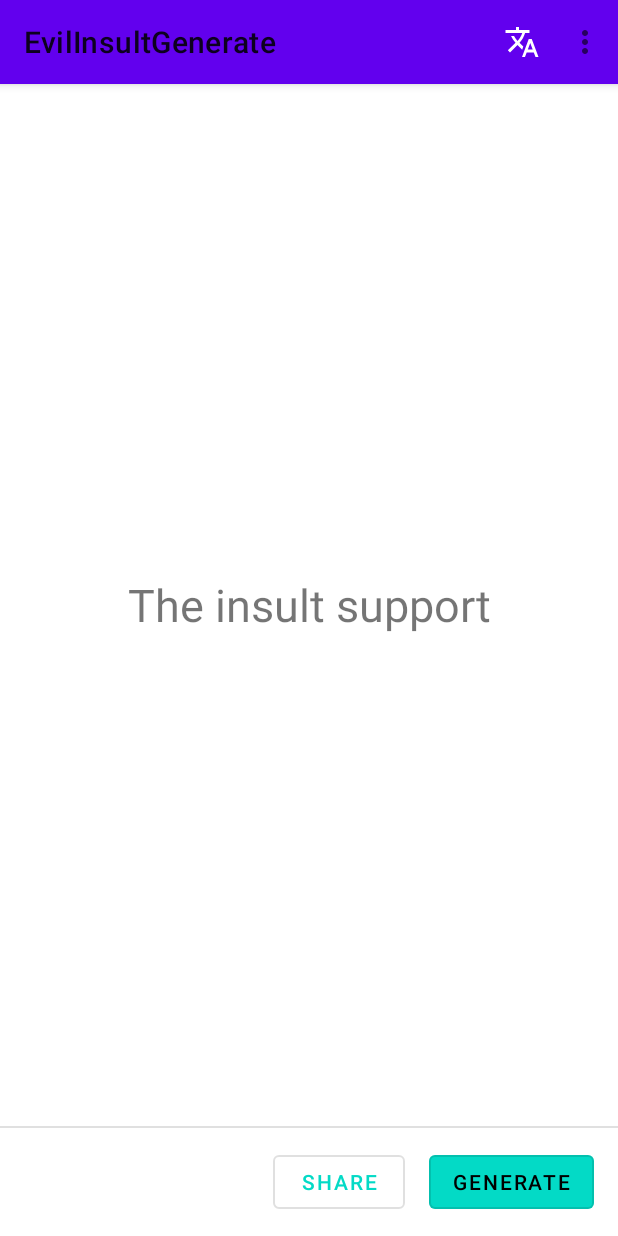
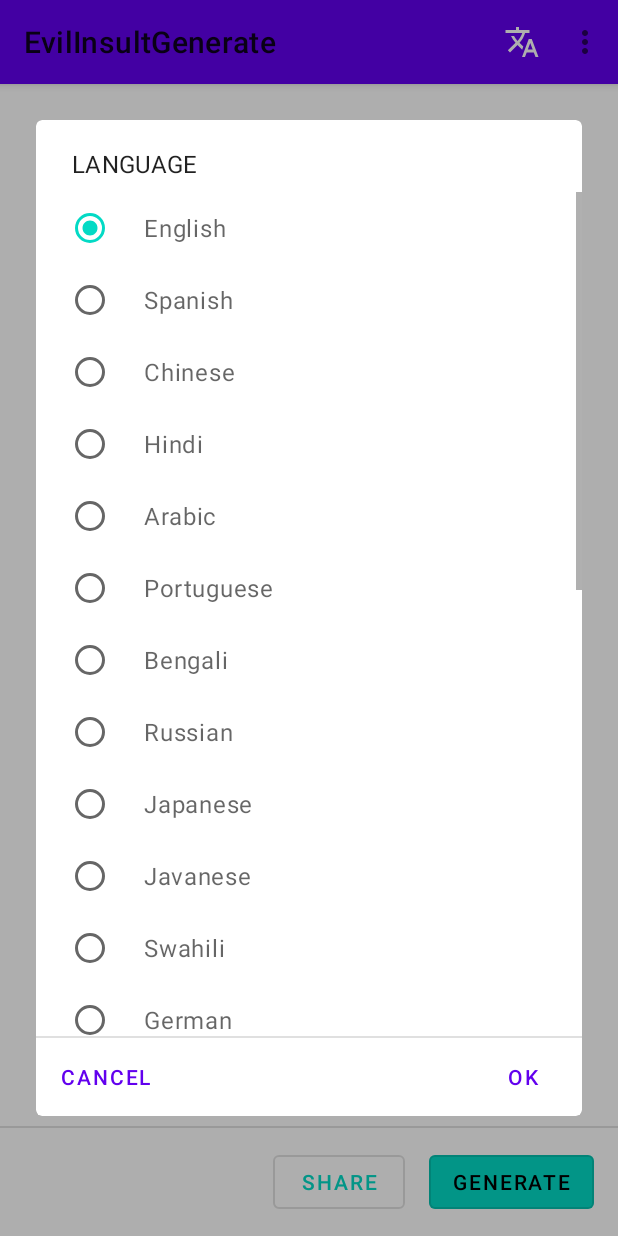
Before and after one commit to EvilInsultGenerator/android-app, an Android app: the screen it shows after launch (MainActivity), after a tap on "Language", on a phone screen of 412 x 824 dp. Run offline under Robolectric (Android 15) with nearby library versions, the phone set to English and light mode, and no system bars.

Commit message:
Create language items

```diff
--- a/app/src/main/java/com/example/android/MainActivity.kt
+++ b/app/src/main/java/com/example/android/MainActivity.kt
@@ -22,6 +22,8 @@ class MainActivity : AppCompatActivity() {
     private val insultViewModel: InsultViewModel by viewModels()
 
     private var alertDialog: AlertDialog? = null
+
+    private var itemSelected: Int = 0
 
     override fun onCreate(savedInstanceState: Bundle?) {
         super.onCreate(savedInstanceState)
@@ -48,15 +50,28 @@ class MainActivity : AppCompatActivity() {
     override fun onOptionsItemSelected(item: MenuItem): Boolean {
         return when (item.itemId) {
             R.id.btn_translate -> {
-                /*   for (userEnum in Language.values()) {
-                    Log.d("daniel", userEnum.name)
-                }*/
+                var aux: Int = 0
                 alertDialog = MaterialAlertDialogBuilder(this).setTitle("LANGUAGE")
-                    .setItems(
-                        //arrayOf(Language.values()).map { it[] }.toTypedArray(),
+                    .setSingleChoiceItems(
+                        Language.values().map { getString(it.languageId) }.toTypedArray(),
+                        itemSelected,
                         DialogInterface.OnClickListener { dialog, which ->
+                            with(insultViewModel.prefs.edit()) {
+                                putString(
+                                    InsultViewModel.LANGUAGE_KEY,
+                                    Language.values()[which].languageCode
+                                )
+                                apply()
+                            }
+                            aux = which
+                        })
+                    .setPositiveButton(R.string.ok) { dialog, which ->
+                        itemSelected = aux
+                        insultViewModel.generateInsult()
+                    }
+                    .setNeutralButton(R.string.cancel) { dialog, which ->
 
-                        })
+                    }
                     .show()
                 true
             }
--- a/app/src/main/java/com/example/android/viewmodels/InsultViewModel.kt
+++ b/app/src/main/java/com/example/android/viewmodels/InsultViewModel.kt
@@ -20,18 +20,21 @@ class InsultViewModel(application: Application) : AndroidViewModel(application)
     val insult: String?
         get() = insultData.value
 
-    private val prefs: SharedPreferences by lazy {
+    val prefs: SharedPreferences by lazy {
         application.getSharedPreferences(
-            LANGUAGES,
+            LANGUAGE_KEY,
             Context.MODE_PRIVATE
         )
     }
 
+    private val currentLanguageCode: String
+        get() = prefs.getString(LANGUAGE_KEY, "en") ?: "en"
+
     private val insultUrl: String
-        get() = "https://evilinsult.com/generate_insult.php?lang=es"
+        get() = "https://evilinsult.com/generate_insult.php?lang=$currentLanguageCode"
 
     private val insultBackupUrl: String
-        get() = "https://slave.evilinsult.com/generate_insult.php"
+        get() = "https://slave.evilinsult.com/generate_insult.php?lang=$currentLanguageCode"
 
     fun generateInsult() {
         viewModelScope.launch {
@@ -75,7 +78,7 @@ class InsultViewModel(application: Application) : AndroidViewModel(application)
     }
 
     companion object {
-        private const val LANGUAGES = "LANGUAGES"
+        const val LANGUAGE_KEY = "LANGUAGES"
     }
 
 }
--- a/app/src/main/res/values/strings.xml
+++ b/app/src/main/res/values/strings.xml
@@ -37,4 +37,9 @@
     <string name="czech">Czech</string>
     <string name="latin">Latin</string>
     <string name="lang">Lang</string>
+    <string name="ok">OK</string>
+    <string name="cancel">Cancel</string>
+
+
+
 </resources>
```
